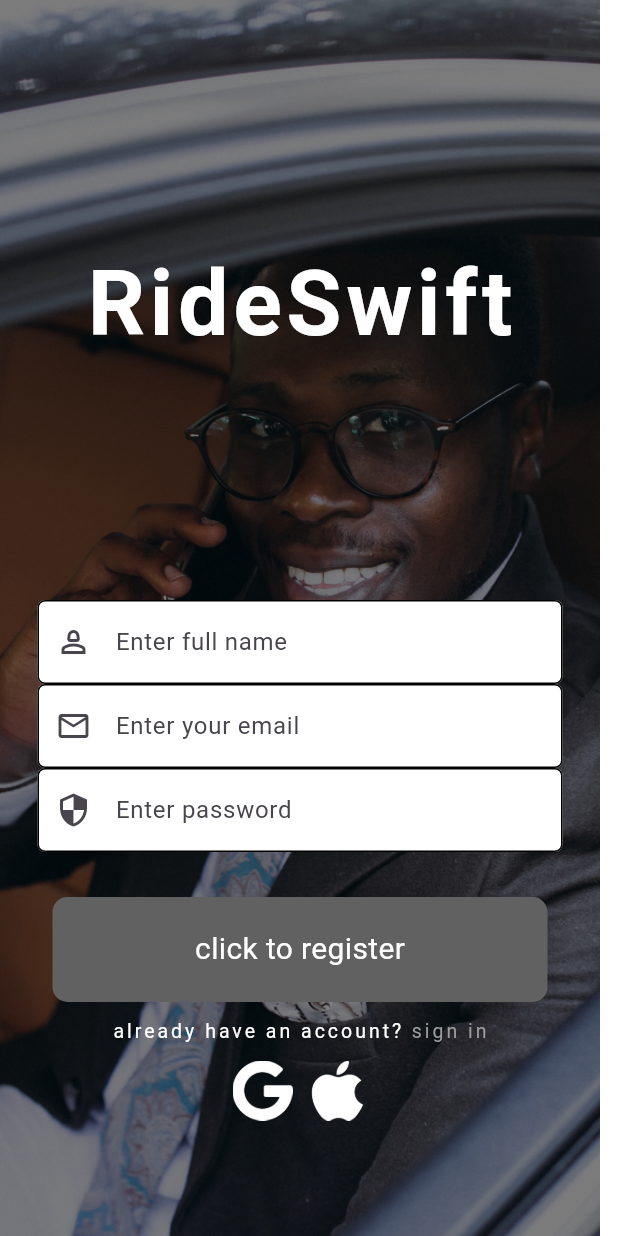
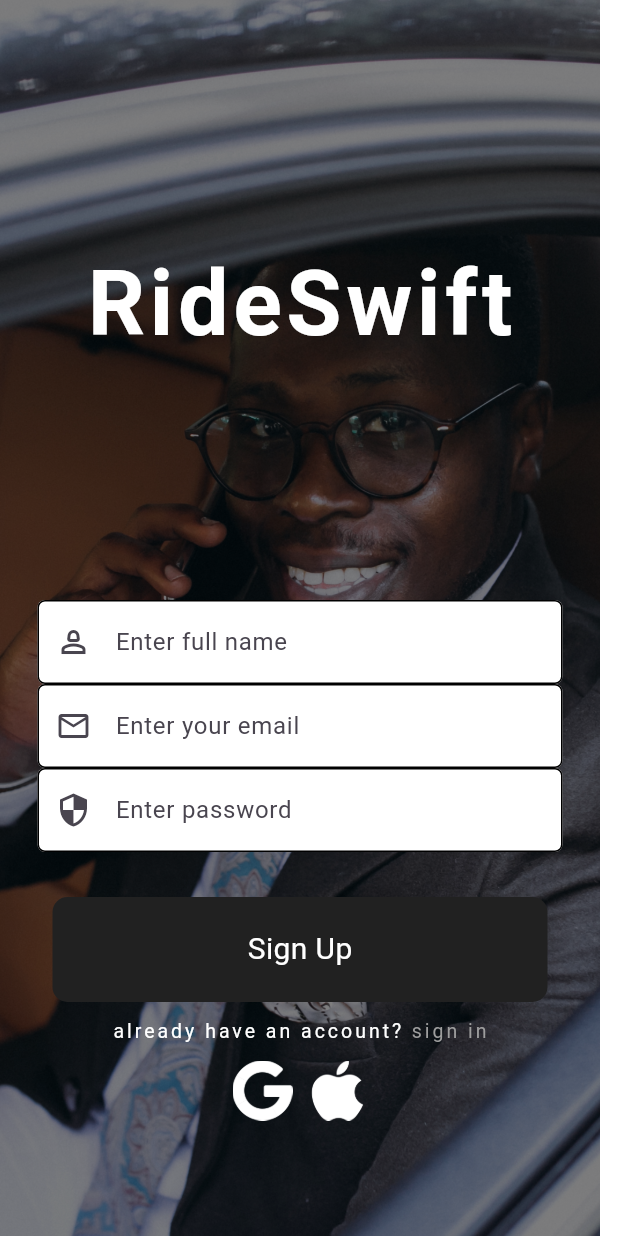
Before and after one commit to WillyOB45/uber_app, a Flutter app: the registerPage screen opened directly, on a phone screen of 412 x 824 dp. Run offline on Flutter 3.47's test engine with Material 3 defaults, Android fonts, the phone set to English and light mode, and no system bars; our stand-ins replace animated_text_kit, cloud_firestore, firebase_auth, firebase_core, get, loading_animation_widget; missing offline and left inert: double_back_to_exit; accounts and stored records are empty; statements that could not run were skipped.

Commit message:
change file1

```diff
--- a/lib/scr/features/authentication/view/auth_page/forget_password.dart
+++ b/lib/scr/features/authentication/view/auth_page/forget_password.dart
@@ -110,7 +110,7 @@ class _ForgetPasswordState extends State<ForgetPassword> {
                   onTap: () {
                     _controller.resetPassword(_emailController.text);
                   },
-                  text: "send"),
+                  text: "Send"),
               const SizedBox(
                 height: 10,
               ),
--- a/lib/scr/features/authentication/view/auth_page/register_page.dart
+++ b/lib/scr/features/authentication/view/auth_page/register_page.dart
@@ -114,7 +114,7 @@ class _registerPageState extends State<registerPage> {
                         _passwordcontroller.text,
                         _fullnameController.text);
                   },
-                  text: "click to register"),
+                  text: "Sign Up"),
               const SizedBox(
                 height: 10,
               ),
--- a/lib/scr/features/authentication/view/auth_page/sigin_page.dart
+++ b/lib/scr/features/authentication/view/auth_page/sigin_page.dart
@@ -129,7 +129,7 @@ class _signInState extends State<signIn> {
                       _authcontroller.siginwithEmailandPassword(
                           _emailController.text, _passwordcontroller.text);
                     },
-                    text: "sign in"),
+                    text: "Sign In"),
 
                 const SizedBox(
                   height: 10,
--- a/lib/scr/features/authentication/view/other_screens/splash_screen.dart
+++ b/lib/scr/features/authentication/view/other_screens/splash_screen.dart
@@ -25,7 +25,7 @@ class _splashScreenState extends State<splashScreen> {
   @override
   Widget build(BuildContext context) {
     return Scaffold(
-      backgroundColor: Colors.black,
+      backgroundColor: Colors.grey.shade900,
       body: Center(
         // app name
         child: AnimatedTextKit(repeatForever: true, animatedTexts: [
--- a/lib/widgets/my_button.dart
+++ b/lib/widgets/my_button.dart
@@ -14,7 +14,7 @@ class myButton extends StatelessWidget {
           height: 70,
           width: 330,
           decoration: BoxDecoration(
-              color: Colors.grey.shade700,
+              color: Colors.grey.shade900,
               borderRadius: BorderRadius.circular(10)),
           child: Text(
             text,
```
Also changed, not shown: lib/scr/features/authentication/modal/driver_description.dart (added, +14 -0 lines), lib/scr/features/authentication/view/other_screens/home_pagemain.dart (+28 -8 lines).
